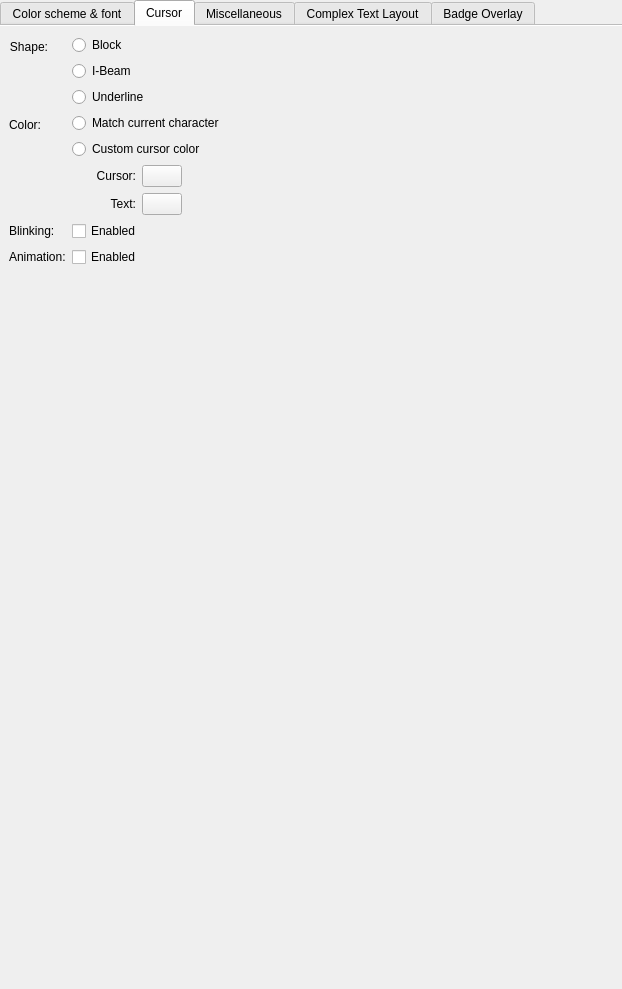
Above: src/widgets/EditProfileAppearancePage.ui from KDE/konsole before the change. Below: the same form after it.
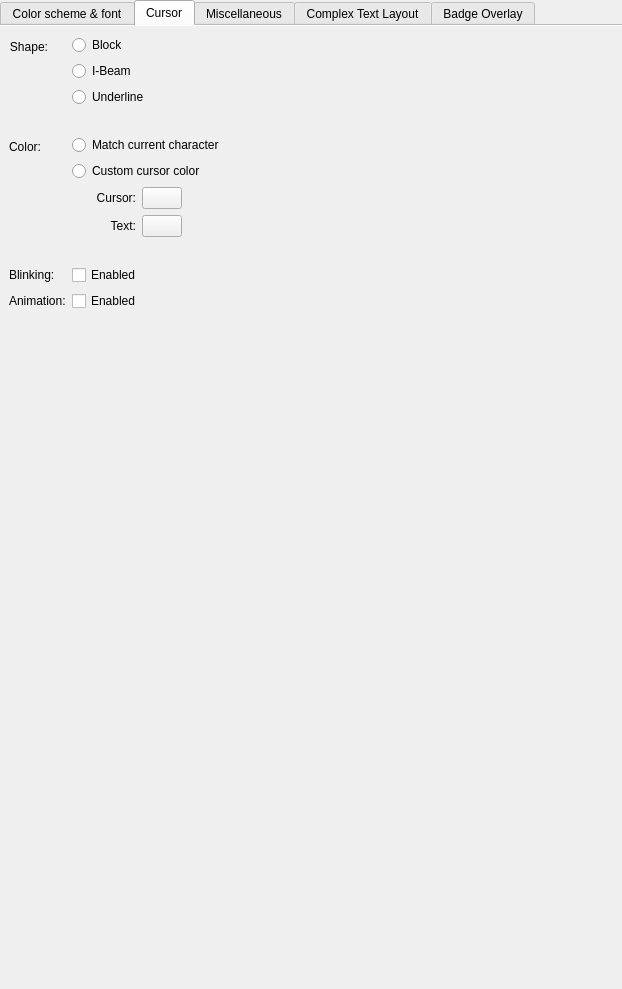
That is the form after the change. The open tabs and pages were chosen to show the change. Custom widgets are drawn as their Qt base class.

```diff
--- a/src/widgets/EditProfileAppearancePage.ui
+++ b/src/widgets/EditProfileAppearancePage.ui
@@ -283,7 +283,7 @@
            </item>
           </layout>
          </item>
-         <item row="1" column="0">
+         <item row="2" column="0">
           <widget class="QLabel" name="label_3">
            <property name="sizePolicy">
             <sizepolicy hsizetype="Fixed" vsizetype="Preferred">
@@ -299,7 +299,7 @@
            </property>
           </widget>
          </item>
-         <item row="1" column="1">
+         <item row="2" column="1">
           <layout class="QVBoxLayout" name="verticalLayout_4">
            <item>
             <widget class="QRadioButton" name="autoCursorColorButton">
@@ -417,7 +417,7 @@
            </item>
           </layout>
          </item>
-         <item row="2" column="0">
+         <item row="4" column="0">
           <widget class="QLabel" name="label_2">
            <property name="text">
             <string>Blinking:</string>
@@ -427,7 +427,7 @@
            </property>
           </widget>
          </item>
-         <item row="2" column="1">
+         <item row="4" column="1">
           <widget class="QCheckBox" name="enableBlinkingCursorButton">
            <property name="sizePolicy">
             <sizepolicy hsizetype="Preferred" vsizetype="Fixed">
@@ -443,7 +443,7 @@
            </property>
           </widget>
          </item>
-         <item row="3" column="0">
+         <item row="5" column="0">
           <widget class="QLabel" name="label_12">
            <property name="text">
             <string>Animation:</string>
@@ -453,7 +453,7 @@
            </property>
           </widget>
          </item>
-         <item row="3" column="1">
+         <item row="5" column="1">
           <widget class="QCheckBox" name="enableAnimatingCursorButton">
            <property name="sizePolicy">
             <sizepolicy hsizetype="Preferred" vsizetype="Fixed">
@@ -469,6 +469,38 @@
            </property>
           </widget>
          </item>
+         <item row="1" column="1">
+          <spacer name="verticalSpacer_3">
+           <property name="orientation">
+            <enum>Qt::Orientation::Vertical</enum>
+           </property>
+           <property name="sizeType">
+            <enum>QSizePolicy::Policy::Fixed</enum>
+           </property>
+           <property name="sizeHint" stdset="0">
+            <size>
+             <width>20</width>
+             <height>16</height>
+            </size>
+           </property>
+          </spacer>
+         </item>
+         <item row="3" column="1">
+          <spacer name="verticalSpacer_4">
+           <property name="orientation">
+            <enum>Qt::Orientation::Vertical</enum>
+           </property>
+           <property name="sizeType">
+            <enum>QSizePolicy::Policy::Fixed</enum>
+           </property>
+           <property name="sizeHint" stdset="0">
+            <size>
+             <width>20</width>
+             <height>16</height>
+            </size>
+           </property>
+          </spacer>
+         </item>
         </layout>
        </item>
       </layout>
```
Left out of the diff: 2 changed lines with no effect on the pictures.
